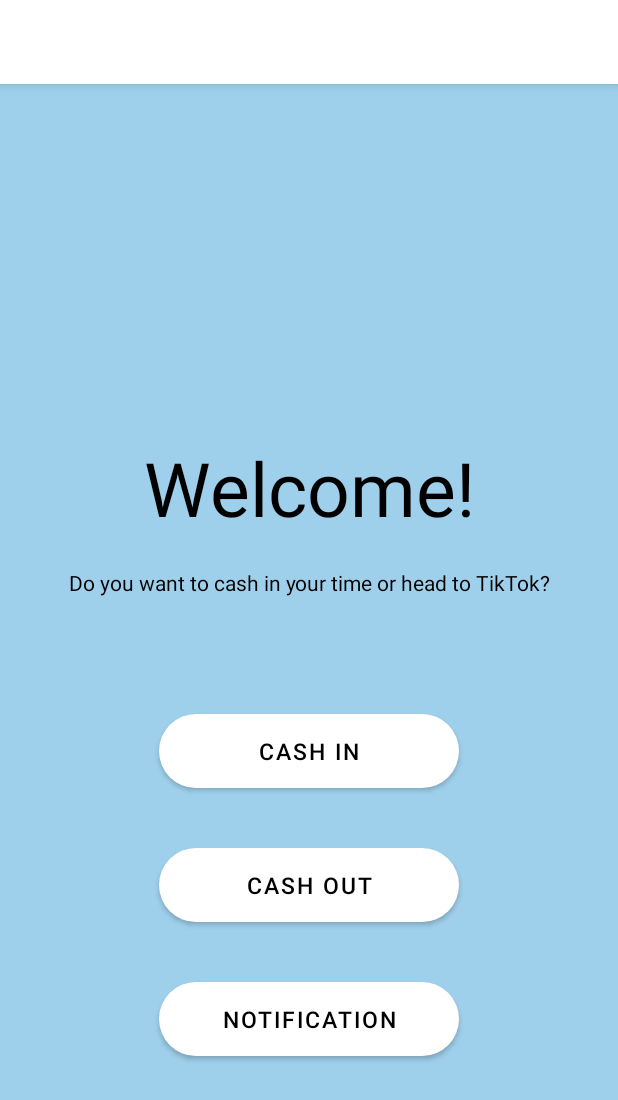
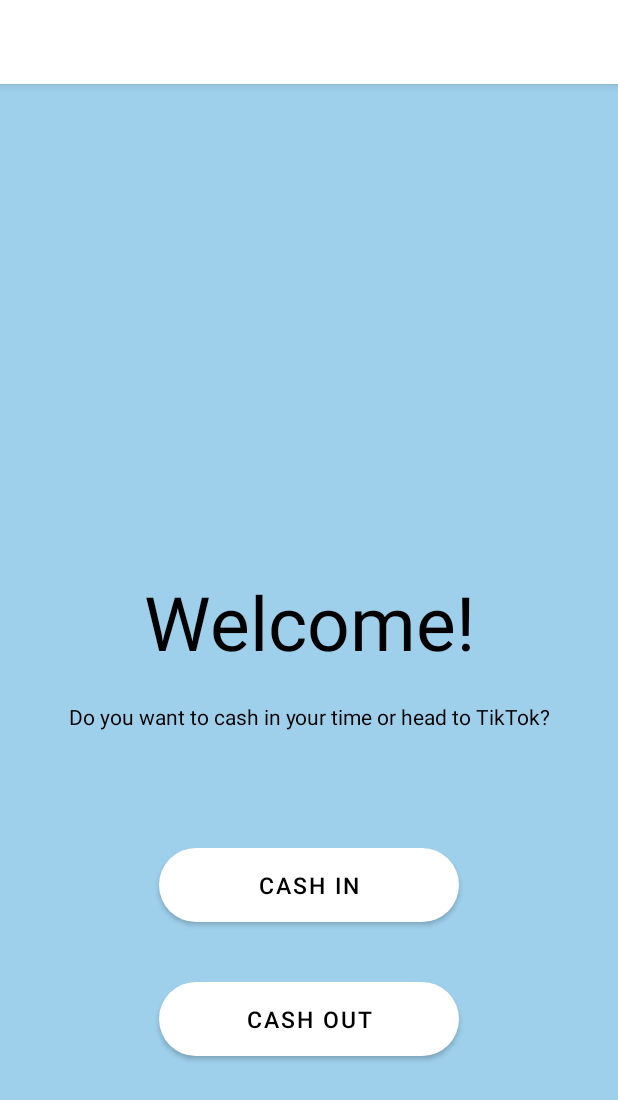
Before and after one commit to samliu000/FYP, an Android app: the screen it shows after launch (MainActivity), on a phone screen of 412 x 824 dp. Shown: the top 1100 px of the screen. Run offline under Robolectric (Android 15) with nearby library versions, the phone set to English and light mode, and no system bars.

Commit message:
Fixed alarm notification and deleted button

```diff
--- a/app/src/main/res/layout/activity_main.xml
+++ b/app/src/main/res/layout/activity_main.xml
@@ -65,18 +65,6 @@
             android:textColor="@color/black"
             android:textSize="15sp" />
 
-        <Button
-            android:id="@+id/bt_notification"
-            android:layout_width="200dp"
-            android:layout_height="wrap_content"
-            android:layout_gravity="center"
-            android:layout_margin="20dp"
-            android:background="@drawable/rounded_button_white"
-            android:padding="8dp"
-            android:text="Notification"
-            android:textColor="@color/black"
-            android:textSize="15sp" />
-
     </LinearLayout>
 
 </RelativeLayout>
```
Also changed, not shown: app/src/main/java/com/lahacks/fyp/MainActivity.java (+0 -27 lines).
